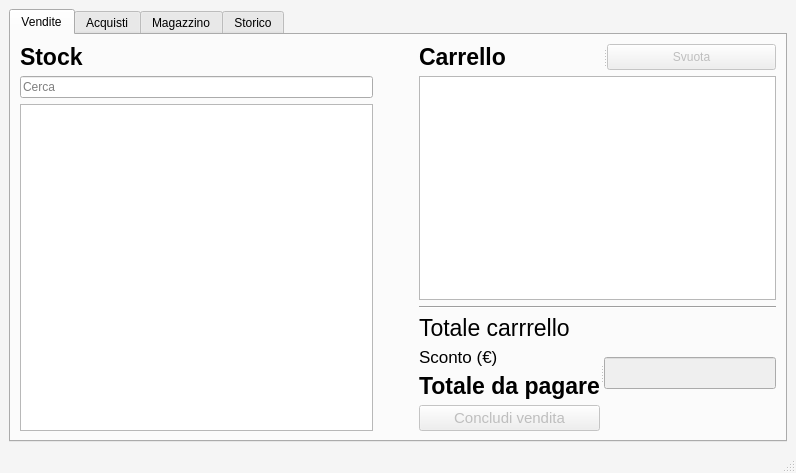
Before: the Qt Designer form main.ui in salvogalati/pokemon-card-sales-manager, drawn with Qt 5.
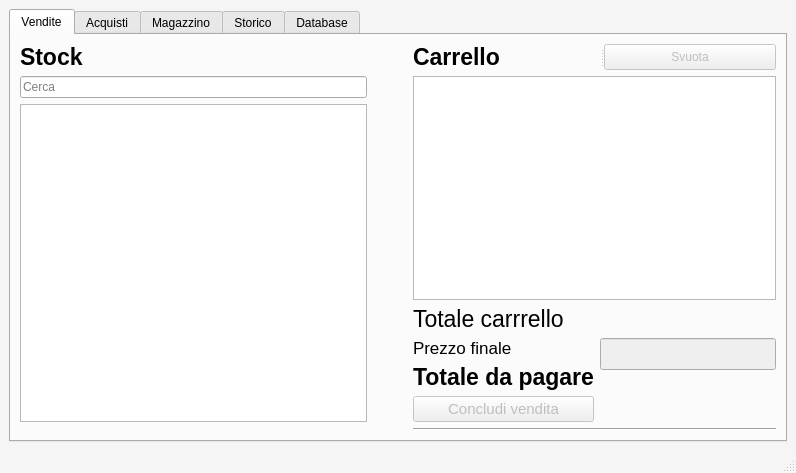
After: the same form once the commit is applied. The open tabs and pages were chosen to show the change. Icons and pictures are not drawn.

Commit message: Add Database tab

Diff of the .ui file:
```diff
--- a/main.ui
+++ b/main.ui
@@ -109,6 +109,8 @@
          </spacer>
         </item>
         <item row="0" column="2">
+         <layout class="QVBoxLayout" name="verticalLayout_22">
+          <item>
          <layout class="QVBoxLayout" name="verticalLayout_4">
           <item>
            <widget class="QSplitter" name="splitter">
@@ -147,19 +149,11 @@
             </property>
            </widget>
           </item>
-          <item>
-           <widget class="Line" name="line">
-            <property name="orientation">
-             <enum>Qt::Horizontal</enum>
-            </property>
-           </widget>
+           </layout>
           </item>
           <item>
-           <widget class="QSplitter" name="splitter_2">
-            <property name="orientation">
-             <enum>Qt::Horizontal</enum>
-            </property>
-            <widget class="QWidget" name="layoutWidget">
+           <layout class="QHBoxLayout" name="horizontalLayout_8">
+            <item>
              <layout class="QVBoxLayout" name="verticalLayout_3">
               <item>
                <widget class="QLabel" name="label_totale_carrello_testo">
@@ -183,7 +177,7 @@
                  </font>
                 </property>
                 <property name="text">
-                 <string>Sconto (€)</string>
+                 <string>Prezzo finale</string>
                 </property>
                </widget>
               </item>
@@ -221,8 +215,8 @@
                </widget>
               </item>
              </layout>
-            </widget>
-            <widget class="QWidget" name="layoutWidget">
+            </item>
+            <item>
              <layout class="QVBoxLayout" name="verticalLayout_2">
               <item>
                <widget class="QLabel" name="label_totale_carrello">
@@ -247,6 +241,12 @@
                 <property name="enabled">
                  <bool>false</bool>
                 </property>
+                <property name="sizePolicy">
+                 <sizepolicy hsizetype="Preferred" vsizetype="Fixed">
+                  <horstretch>0</horstretch>
+                  <verstretch>0</verstretch>
+                 </sizepolicy>
+                </property>
                 <property name="font">
                  <font>
                   <pointsize>15</pointsize>
@@ -274,11 +274,34 @@
                 </property>
                </widget>
               </item>
+              <item>
+               <spacer name="verticalSpacer_2">
+                <property name="orientation">
+                 <enum>Qt::Vertical</enum>
+                </property>
+                <property name="sizeType">
+                 <enum>QSizePolicy::Minimum</enum>
+                </property>
+                <property name="sizeHint" stdset="0">
+                 <size>
+                  <width>20</width>
+                  <height>20</height>
+                 </size>
+                </property>
+               </spacer>
+              </item>
              </layout>
-            </widget>
-           </widget>
-          </item>
-         </layout>
+            </item>
+           </layout>
+          </item>
+         </layout>
+        </item>
+        <item row="1" column="2">
+         <widget class="Line" name="line">
+          <property name="orientation">
+           <enum>Qt::Horizontal</enum>
+          </property>
+         </widget>
         </item>
        </layout>
       </widget>
@@ -1318,6 +1341,51 @@
         </item>
        </layout>
       </widget>
+      <widget class="QWidget" name="tabDatabase">
+       <attribute name="title">
+        <string>Database</string>
+       </attribute>
+       <layout class="QGridLayout" name="gridLayout_6">
+        <item row="0" column="0">
+         <layout class="QHBoxLayout" name="horizontalLayout_11">
+          <item>
+           <layout class="QVBoxLayout" name="verticalLayout_23">
+            <item>
+             <layout class="QHBoxLayout" name="horizontalLayout_10">
+              <item>
+               <widget class="QLineEdit" name="lineEditSearchDatabase"/>
+              </item>
+              <item>
+               <widget class="QPushButton" name="buttonAggiungiCartaDatabase">
+                <property name="text">
+                 <string>Aggiungi Carta</string>
+                </property>
+               </widget>
+              </item>
+             </layout>
+            </item>
+            <item>
+             <widget class="QTableView" name="tableViewDatabase"/>
+            </item>
+           </layout>
+          </item>
+          <item>
+           <widget class="QLabel" name="labelCartaImmagineDatabase">
+            <property name="sizePolicy">
+             <sizepolicy hsizetype="Expanding" vsizetype="Preferred">
+              <horstretch>0</horstretch>
+              <verstretch>0</verstretch>
+             </sizepolicy>
+            </property>
+            <property name="text">
+             <string>Immagine Carta Selezionata</string>
+            </property>
+           </widget>
+          </item>
+         </layout>
+        </item>
+       </layout>
+      </widget>
      </widget>
     </item>
    </layout>
```
Left out of the diff: 9 changed lines with no effect on the pictures. Lines whose indentation alone changed are shown as unchanged.
